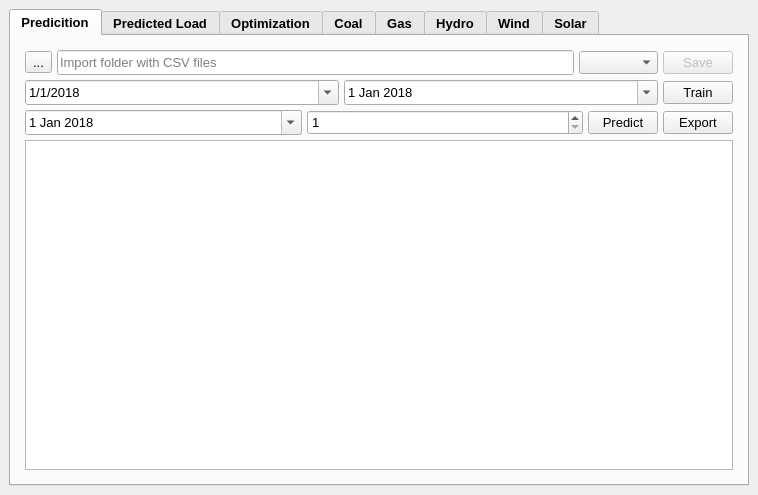
This is gui/load_prediction_xml.ui in Djordje99/ISIS_Load_Prediction as Qt 5 draws it before an edit. The edited form follows.
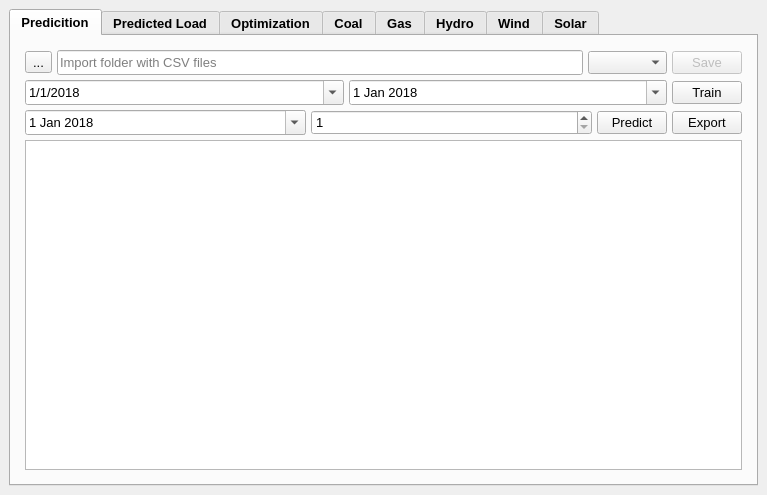
This is the edited form. Custom widgets are drawn as their Qt base class.

Commit message: Load predicted and coal tab updated

What changed in the file:
```diff
--- a/gui/load_prediction_xml.ui
+++ b/gui/load_prediction_xml.ui
@@ -6,7 +6,7 @@
    <rect>
     <x>0</x>
     <y>0</y>
-    <width>758</width>
+    <width>767</width>
     <height>495</height>
    </rect>
   </property>
```
Left out of the diff: 14 changed lines with no effect on the pictures. The commit also changes 7 other files.
